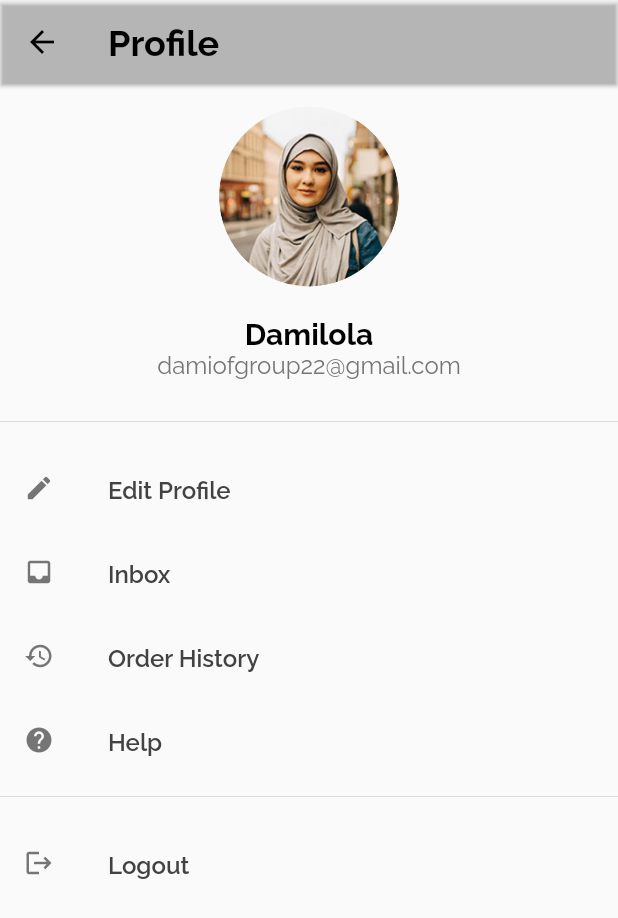
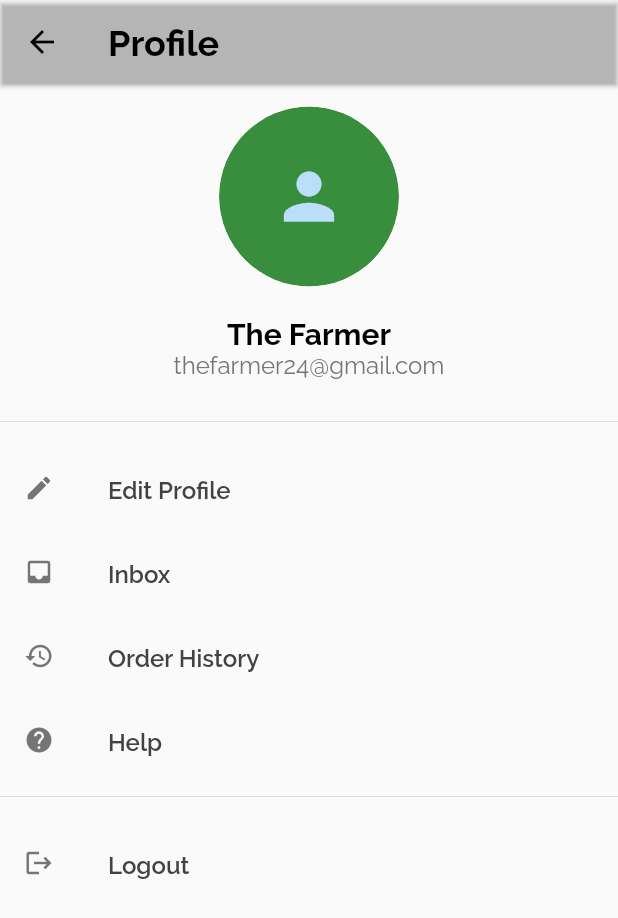
Before and after one commit to balogunrosheedahn/farm_solve, a Flutter app: the ProfilePage screen opened directly, on a phone screen of 412 x 824 dp. Shown: the top 918 px of the screen. Run offline on Flutter 3.47's test engine with Material 2 defaults, Android fonts, the phone set to English and light mode, and no system bars; our stand-ins replace animated_splash_screen, badges, carousel_slider, cloud_firestore, dots_indicator, firebase_auth and 4 more; accounts and stored records are empty.

```diff
--- a/lib/pages/profile_page.dart
+++ b/lib/pages/profile_page.dart
@@ -1,3 +1,8 @@
+
+import 'dart:io';
+
+import 'package:cloud_firestore/cloud_firestore.dart';
+import 'package:firebase_auth/firebase_auth.dart';
 import 'package:flutter/cupertino.dart';
 import 'package:flutter/material.dart';
 import 'package:google_fonts/google_fonts.dart';
@@ -10,6 +15,76 @@ class ProfilePage extends StatefulWidget {
 }
 
 class _ProfilePageState extends State<ProfilePage> {
+  String? name = "";
+  String? email = "";
+  String? image = "";
+  File? imageFile;
+
+  var _firestoreInstance = FirebaseFirestore.instance;
+  final CollectionReference usersCollection = FirebaseFirestore.instance.collection('users');
+  // Future _addDataFromDatabase () async
+  // {
+  //   await FirebaseFirestore.instance.collection('users')
+  //       .doc(FirebaseAuth.instance.currentUser!.uid);
+  //   setState(() {
+  //     usersCollection.add({
+  //       "name": ["name"],
+  //       "email": ["email"],
+  //       "image":["user-img"],
+  //     });
+  //   });
+  //
+  // }
+  Future _getDataFromDatabase () async
+  {
+    await FirebaseFirestore.instance.collection('users')
+        .doc(FirebaseAuth.instance.currentUser!.email)
+    .get()
+    .then((snapshot) async{
+      if(snapshot.exists){
+    setState(() {
+        name= snapshot.data()!["name"];
+        email=snapshot.data()! ["email"];
+        image = snapshot.data()!["user-img"];
+
+    });
+      }});
+
+  }
+@override
+  void initState() {
+    // TODO: implement initState
+    super.initState();
+    //_addDataFromDatabase ();
+    _getDataFromDatabase ();
+  }
+
+  Widget _buildProfileImage() {
+    if (imageFile != null) {
+      return CircleAvatar(
+        radius: 50,
+        backgroundImage: Image.file(imageFile!).image,
+      );
+    } else if (image != null && image!.isNotEmpty) {
+      return CircleAvatar(
+        radius: 50,
+        backgroundImage: NetworkImage(image!),
+      );
+    } else {
+      return CircleAvatar(
+        radius: 50,
+        backgroundColor: Colors.green.shade700,
+        child: Icon(Icons.person, size: 50),
+      );
+    }
+  }
+
+  void _logOut() async {
+    await FirebaseAuth.instance.signOut();
+    Navigator.pop(context);
+  }
+
+
   @override
   Widget build(BuildContext context) {
     return Scaffold(
@@ -37,14 +112,17 @@ class _ProfilePageState extends State<ProfilePage> {
               SizedBox(
                   width: 120,
                   height: 120,
-                  child: ClipRRect(
-                      borderRadius: BorderRadius.circular(100),
-                      child: Image.asset("lib/images/avatar.png"))),
+                  child: GestureDetector(onTap: (){},
+                    child: ClipRRect(
+                        borderRadius: BorderRadius.circular(100),
+                      child: _buildProfileImage(),
+                    ),
+                  )),
               const SizedBox(
                 height: 20,
               ),
               Text(
-                "Damilola",
+                'The Farmer',
                 style: GoogleFonts.raleway(
                   color: Colors.black,
                   fontWeight: FontWeight.bold,
@@ -52,7 +130,7 @@ class _ProfilePageState extends State<ProfilePage> {
                 ),
               ),
               Text(
-                "damiofgroup22@gmail.com",
+                "thefarmer24@gmail.com",
                 style: GoogleFonts.raleway(
                   color: Colors.grey.shade600,
                   fontWeight: FontWeight.normal,
@@ -66,7 +144,7 @@ class _ProfilePageState extends State<ProfilePage> {
               const SizedBox(
                 height: 10,
               ),
-              ProfileListWidget(title: 'Edit Profile', icon: Icons.edit),
+              ProfileListWidget(title: 'Edit Profile', icon: Icons.edit, ),
               ProfileListWidget(title: 'Inbox', icon: Icons.inbox),
               ProfileListWidget(title: 'Order History', icon: Icons.history),
               ProfileListWidget(title: 'Help', icon: Icons.help),
@@ -74,7 +152,25 @@ class _ProfilePageState extends State<ProfilePage> {
               const SizedBox(
                 height: 10,
               ),
-              ProfileListWidget(title: 'Logout', icon: Icons.logout),
+          GestureDetector(
+            onTap: () => _logOut(),
+            child: ListTile(
+              leading: Icon(
+                Icons.logout,
+                color: Colors.grey.shade600,
+                size: 20,
+              ),
+              title: Text(
+                'Logout',
+                style: GoogleFonts.raleway(
+                  color: Colors.grey.shade800,
+                  fontWeight: FontWeight.w600,
+                  fontSize: 16,
+                ),
+              ),
+            ),
+          ),
+
             ],
           ),
         ),
@@ -96,10 +192,13 @@ class ProfileListWidget extends StatelessWidget {
   @override
   Widget build(BuildContext context) {
     return ListTile(
-      leading: Icon(
-        icon,
-        color: Colors.grey.shade600,
-        size: 20,
+      leading: GestureDetector(
+        onTap: (){},
+        child: Icon(
+          icon,
+          color: Colors.grey.shade600,
+          size: 20,
+        ),
       ),
       title: Text(
         title,
--- a/lib/pages/signup_page.dart
+++ b/lib/pages/signup_page.dart
@@ -206,11 +206,12 @@ class _SignUpState extends State<SignUp> {
             ),
           ),
         ),
+
         SizedBox(height: 30),
         TextButton(onPressed: () => Navigator.push(context,
           MaterialPageRoute(builder: (_) => SignIn()),),
             child: Text("Already Have an Account? Sign In",
-              style: GoogleFonts.raleway(color: Colors.black, fontSize: 18, fontWeight: FontWeight.w600),))
+              style: GoogleFonts.raleway(color: Colors.black, fontSize: 18, fontWeight: FontWeight.w600),)),
       ]
       ),
 
--- a/pubspec.yaml
+++ b/pubspec.yaml
@@ -47,6 +47,7 @@ dependencies:
   fluttertoast: ^8.2.1
   animated_splash_screen: ^1.3.0
   firebase_analytics: ^10.1.4
+  firebase_messaging: ^14.2.6
 
 dev_dependencies:
   flutter_test:
```
Also changed, not shown: lib/main.dart (+6 -1 lines), lib/pages/cart_page.dart (+28 -26 lines), lib/pages/home_page.dart (+6 -2 lines), lib/pages/notification_page.dart (+83 -0 lines), pubspec.lock, 3 other files.
